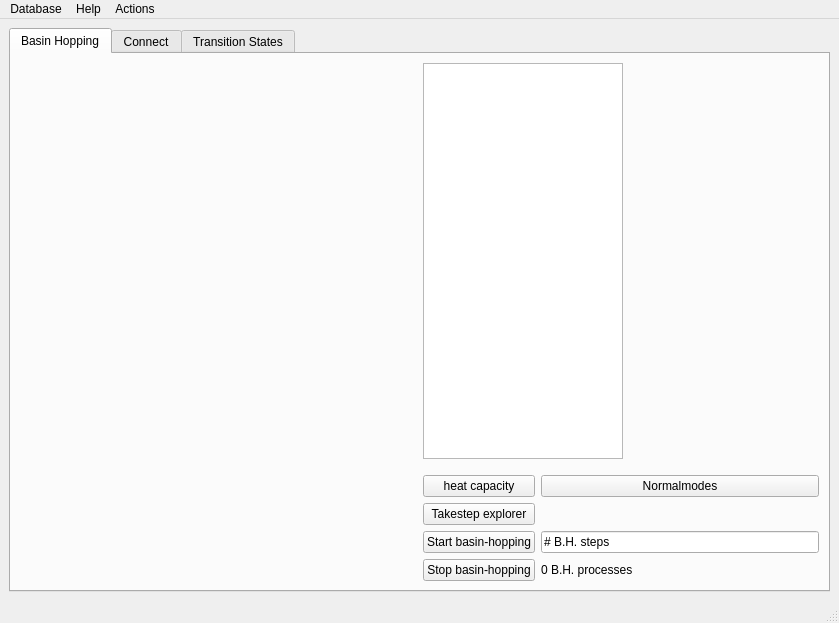
Before: the Qt Designer form pele/gui/MainWindow.ui in pele-python/pele, drawn with Qt 5.
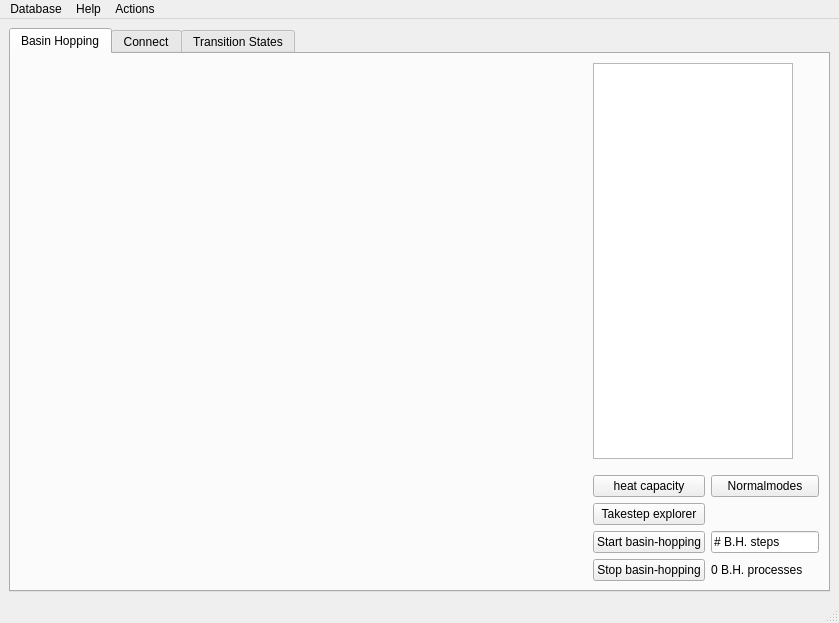
After: the same form once the commit is applied. Custom widgets are drawn as their Qt base class.

Commit message: fix gui main window expanding issue

What changed in the file:
```diff
--- a/pele/gui/MainWindow.ui
+++ b/pele/gui/MainWindow.ui
@@ -159,7 +159,7 @@
               <item row="3" column="1">
                <widget class="QLineEdit" name="lineEdit_bh_nsteps">
                 <property name="sizePolicy">
-                 <sizepolicy hsizetype="Expanding" vsizetype="Fixed">
+                 <sizepolicy hsizetype="Minimum" vsizetype="Fixed">
                   <horstretch>0</horstretch>
                   <verstretch>0</verstretch>
                  </sizepolicy>
```
The commit also changes 1 other file.
